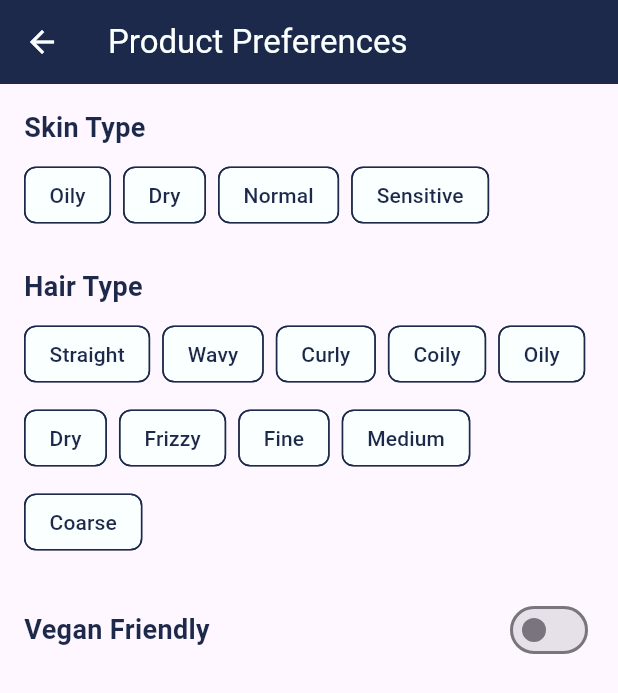
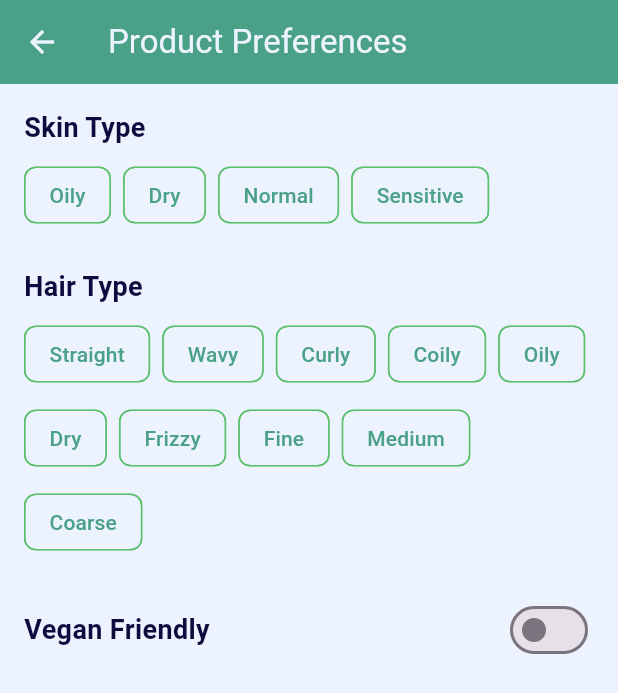
Before and after one commit to HackED-2025/Glow-Know, a Flutter app: the PreferencesPage screen opened directly, on a phone screen of 412 x 824 dp. Shown: the top 693 px of the screen. Run offline on Flutter 3.47's test engine with Material 3 defaults, Android fonts, the phone set to English and light mode, and no system bars; our stand-ins replace flutter_svg, shared_preferences; missing offline and left inert: mobile_scanner, snapping_sheet; accounts and stored records are empty; statements that could not run were skipped.

Commit message:
I hate choosing theme colours

```diff
--- a/glow_know/lib/screens/preferences_screen.dart
+++ b/glow_know/lib/screens/preferences_screen.dart
@@ -50,10 +50,11 @@ class _PreferencesPageState extends State<PreferencesPage> {
   @override
   Widget build(BuildContext context) {
     return Scaffold(
+      backgroundColor: AppColors.background,
       appBar: AppBar(
         title: const Text('Product Preferences'),
         backgroundColor: AppColors.primary,
-        foregroundColor: AppColors.white,
+        foregroundColor: AppColors.background,
       ),
       body: SingleChildScrollView(
         padding: const EdgeInsets.all(16),
@@ -100,7 +101,7 @@ class _PreferencesPageState extends State<PreferencesPage> {
           style: const TextStyle(
             fontSize: 18,
             fontWeight: FontWeight.bold,
-            color: AppColors.primary,
+            color: AppColors.fontPrimary,
           ),
         ),
         const SizedBox(height: 8),
@@ -114,16 +115,21 @@ class _PreferencesPageState extends State<PreferencesPage> {
                   label: Text(
                     option,
                     style: TextStyle(
-                      color: isSelected ? AppColors.white : AppColors.primary,
+                      color:
+                          isSelected
+                              ? AppColors.fontSecondary
+                              : AppColors.primary,
                     ),
                   ),
                   selected: isSelected,
-                  backgroundColor: AppColors.white,
+                  backgroundColor: AppColors.background,
                   selectedColor: AppColors.secondary.withOpacity(0.3),
                   side: BorderSide(color: AppColors.secondary, width: 1),
                   shape: RoundedRectangleBorder(
                     borderRadius: BorderRadius.circular(8),
                   ),
+                  showCheckmark: false, // Add this line
+                  pressElevation: 0, // Add this line to remove press effect
                   onSelected: (_) => _toggleSelection(selected, option),
                 );
               }).toList(),
@@ -140,7 +146,7 @@ class _PreferencesPageState extends State<PreferencesPage> {
           style: TextStyle(
             fontSize: 18,
             fontWeight: FontWeight.bold,
-            color: AppColors.primary,
+            color: AppColors.fontPrimary,
           ),
         ),
         const Spacer(),
--- a/glow_know/lib/utils/theme.dart
+++ b/glow_know/lib/utils/theme.dart
@@ -1,10 +1,11 @@
 import 'package:flutter/material.dart';
 
 class AppColors {
-  static const Color white = Color(0xFFFAFFFF);
-  static const Color primary = Color(0xFF1D294A);
-  static const Color secondary = Color(0xFF1D294A);
-  static const Color highlight = Color(0xFFF6ADAF);
+  static const Color background = Color(0xffecf3fe);
+  static const Color primary = Color(0xff4aa187);
+  static const Color secondary = Color(0xff5dc06e);
+  static const Color fontPrimary = Color.fromARGB(255, 15, 9, 61);
+  static const Color fontSecondary = Color.fromARGB(255, 21, 119, 67);
 }
 
 class AppTheme {
@@ -14,10 +15,10 @@ class AppTheme {
       primary: AppColors.primary,
       secondary: AppColors.secondary,
     ),
-    scaffoldBackgroundColor: AppColors.white,
+    scaffoldBackgroundColor: AppColors.background,
     appBarTheme: const AppBarTheme(
       backgroundColor: AppColors.primary,
-      foregroundColor: AppColors.white,
+      foregroundColor: AppColors.background,
     ),
   );
 }
```
